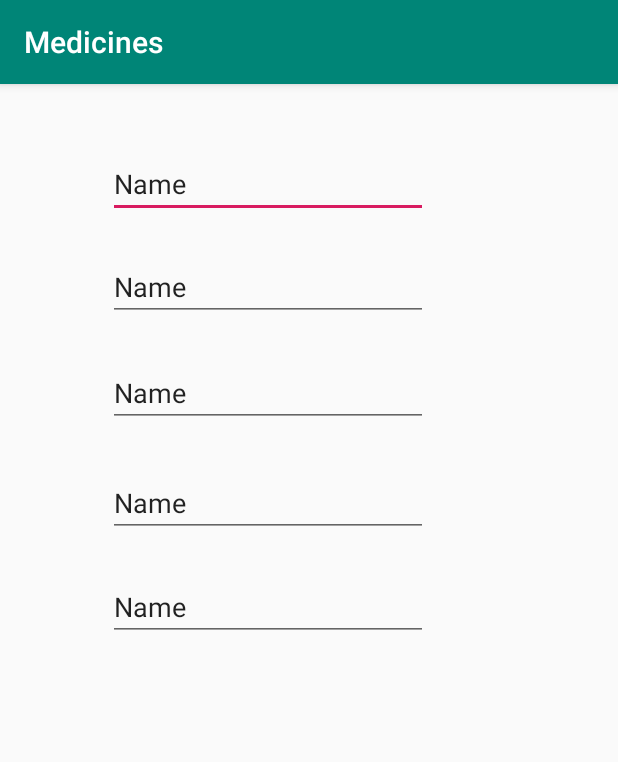
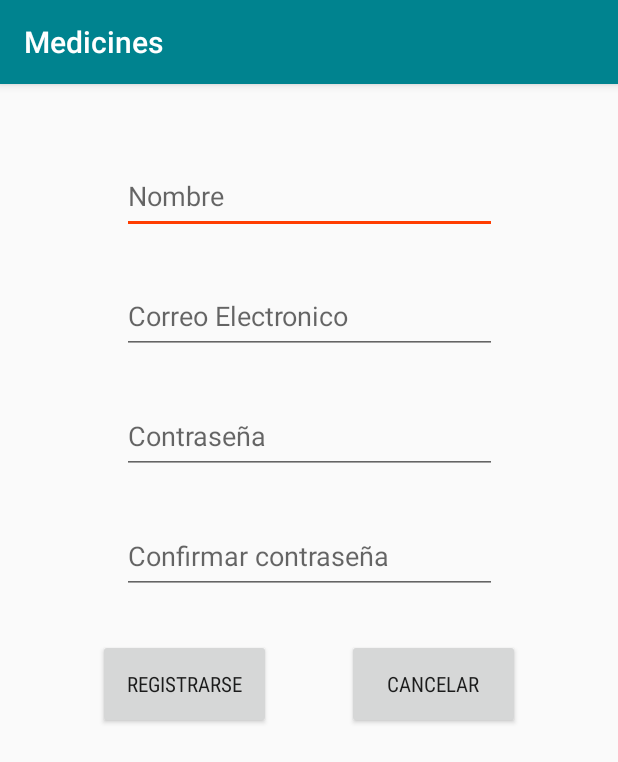
Before and after one commit to Fhamton/Medicine-Control, an Android app: the Registrarse screen opened directly, with no data from a screen before it, on a phone screen of 412 x 824 dp. Shown: the top 762 px of the screen. Run offline under Robolectric (Android 15) with nearby library versions, the light colour scheme and no system bars.

Commit message:
segundo commit

```diff
--- a/app/src/main/AndroidManifest.xml
+++ b/app/src/main/AndroidManifest.xml
@@ -9,21 +9,25 @@
             android:roundIcon="@mipmap/ic_launcher_round"
             android:supportsRtl="true"
             android:theme="@style/AppTheme">
-        <activity android:name=".Splash" android:theme="@style/Theme.AppCompat.NoActionBar">
+        <activity
+                android:name=".Splash"
+                android:theme="@style/Theme.AppCompat.NoActionBar">
             <intent-filter>
                 <action android:name="android.intent.action.MAIN"/>
 
                 <category android:name="android.intent.category.LAUNCHER"/>
             </intent-filter>
         </activity>
-        <activity android:name=".Medicine">
-        </activity>
-        <activity android:name=".Actualizar">
+        <activity android:name=".Mostrar">
         </activity>
         <activity android:name=".Login">
         </activity>
         <activity android:name=".MainActivity">
         </activity>
+        <activity android:name=".Registrarse">
+        </activity>
+        <activity android:name=".Password">
+        </activity>
     </application>
 
 </manifest>
--- a/app/src/main/java/com/example/allan/medicines/Actualizar.kt
+++ b/app/src/main/java/com/example/allan/medicines/Registrarse.kt
@@ -3,10 +3,10 @@ package com.example.allan.medicines
 import android.support.v7.app.AppCompatActivity
 import android.os.Bundle
 
-class Actualizar : AppCompatActivity() {
+class Registrarse : AppCompatActivity() {
 
     override fun onCreate(savedInstanceState: Bundle?) {
         super.onCreate(savedInstanceState)
-        setContentView(R.layout.activity_actualizar)
+        setContentView(R.layout.activity_registrarse)
     }
 }
--- a/app/src/main/res/layout/activity_actualizar.xml
+++ b/app/src/main/res/layout/activity_actualizar.xml
@@ -14,9 +14,8 @@
             android:layout_marginStart="72dp"
             android:ems="10"
             android:inputType="textPersonName"
-            android:text="Name"
             app:layout_constraintStart_toStartOf="parent"
-            android:layout_marginTop="44dp" app:layout_constraintTop_toTopOf="parent"/>
+            android:layout_marginTop="44dp" app:layout_constraintTop_toTopOf="parent" android:hint="Nombre"/>
     <EditText
             android:id="@+id/firstnameUpdate2"
             android:layout_width="wrap_content"
@@ -24,9 +23,9 @@
             android:layout_marginStart="72dp"
             android:ems="10"
             android:inputType="textPersonName"
-            android:text="Name"
             app:layout_constraintStart_toStartOf="parent"
-            android:layout_marginTop="23dp" app:layout_constraintTop_toBottomOf="@+id/firstnameUpdate"/>
+            android:layout_marginTop="23dp" app:layout_constraintTop_toBottomOf="@+id/firstnameUpdate"
+            android:hint="Clasificacion"/>
     <EditText
             android:id="@+id/firstnameUpdate3"
             android:layout_width="wrap_content"
@@ -34,9 +33,9 @@
             android:layout_marginStart="72dp"
             android:ems="10"
             android:inputType="textPersonName"
-            android:text="Name"
             app:layout_constraintStart_toStartOf="parent"
-            android:layout_marginTop="25dp" app:layout_constraintTop_toBottomOf="@+id/firstnameUpdate2"/>
+            android:layout_marginTop="25dp" app:layout_constraintTop_toBottomOf="@+id/firstnameUpdate2"
+            android:hint="Aplicacion"/>
     <EditText
             android:id="@+id/firstnameUpdate4"
             android:layout_width="wrap_content"
@@ -44,9 +43,9 @@
             android:layout_marginStart="72dp"
             android:ems="10"
             android:inputType="textPersonName"
-            android:text="Name"
             app:layout_constraintStart_toStartOf="parent"
-            android:layout_marginTop="28dp" app:layout_constraintTop_toBottomOf="@+id/firstnameUpdate3"/>
+            android:layout_marginTop="28dp" app:layout_constraintTop_toBottomOf="@+id/firstnameUpdate3"
+            android:hint="Vencimiento"/>
     <EditText
             android:id="@+id/firstnameUpdate5"
             android:layout_width="wrap_content"
@@ -54,7 +53,7 @@
             android:layout_marginStart="72dp"
             android:ems="10"
             android:inputType="textPersonName"
-            android:text="Name"
             app:layout_constraintStart_toStartOf="parent"
-            android:layout_marginTop="24dp" app:layout_constraintTop_toBottomOf="@+id/firstnameUpdate4"/>
+            android:layout_marginTop="24dp" app:layout_constraintTop_toBottomOf="@+id/firstnameUpdate4"
+            android:hint="Precio"/>
 </android.support.constraint.ConstraintLayout>
--- /dev/null
+++ b/app/src/main/res/layout/activity_registrarse.xml
@@ -0,0 +1,60 @@
+<?xml version="1.0" encoding="utf-8"?>
+<android.support.constraint.ConstraintLayout
+        xmlns:android="http://schemas.android.com/apk/res/android"
+        xmlns:tools="http://schemas.android.com/tools"
+        xmlns:app="http://schemas.android.com/apk/res-auto"
+        android:layout_width="match_parent"
+        android:layout_height="match_parent"
+        tools:context=".Registrarse">
+
+    <EditText
+            android:layout_width="250dp"
+            android:layout_height="50dp"
+            android:inputType="textPersonName"
+            android:ems="10"
+            android:id="@+id/editText" app:layout_constraintTop_toTopOf="parent"
+            android:layout_marginTop="50dp" app:layout_constraintStart_toStartOf="parent"
+            android:layout_marginStart="65dp" app:layout_constraintEnd_toEndOf="parent"
+            android:layout_marginEnd="65dp" android:hint="Nombre"/>
+    <EditText
+            android:layout_width="250dp"
+            android:layout_height="50dp"
+            android:inputType="textPersonName"
+            android:ems="10"
+            android:id="@+id/editText2" android:layout_marginTop="30dp"
+            app:layout_constraintTop_toBottomOf="@+id/editText" app:layout_constraintStart_toStartOf="parent"
+            android:layout_marginStart="65dp" app:layout_constraintEnd_toEndOf="parent"
+            android:layout_marginEnd="65dp" android:hint="Correo Electronico"/>
+    <EditText
+            android:layout_width="250dp"
+            android:layout_height="50dp"
+            android:inputType="textPersonName"
+            android:ems="10"
+            android:id="@+id/editText3" android:layout_marginTop="30dp"
+            app:layout_constraintTop_toBottomOf="@+id/editText2" app:layout_constraintStart_toStartOf="parent"
+            android:layout_marginStart="65dp" app:layout_constraintEnd_toEndOf="parent"
+            android:layout_marginEnd="65dp" android:hint="Contraseña"/>
+    <EditText
+            android:layout_width="250dp"
+            android:layout_height="50dp"
+            android:inputType="textPersonName"
+            android:ems="10"
+            android:id="@+id/editText4" android:layout_marginTop="30dp"
+            app:layout_constraintTop_toBottomOf="@+id/editText3" app:layout_constraintStart_toStartOf="parent"
+            android:layout_marginStart="65dp" app:layout_constraintEnd_toEndOf="parent"
+            android:layout_marginEnd="65dp" android:hint="Confirmar contraseña"/>
+    <Button
+            android:text="Registrarse"
+            android:layout_width="115dp"
+            android:layout_height="60dp"
+            android:id="@+id/btnRegis" android:layout_marginTop="30dp"
+            app:layout_constraintTop_toBottomOf="@+id/editText4" app:layout_constraintStart_toStartOf="parent"
+            android:layout_marginStart="65dp" android:fontFamily="sans-serif-condensed"/>
+    <Button
+            android:text="Cancelar"
+            android:layout_width="115dp"
+            android:layout_height="60dp"
+            android:id="@+id/btnCancel" android:layout_marginTop="30dp"
+            app:layout_constraintTop_toBottomOf="@+id/editText4" app:layout_constraintEnd_toEndOf="parent"
+            android:layout_marginEnd="65dp" android:fontFamily="sans-serif-condensed"/>
+</android.support.constraint.ConstraintLayout>
--- a/app/src/main/res/values/colors.xml
+++ b/app/src/main/res/values/colors.xml
@@ -1,6 +1,6 @@
 <?xml version="1.0" encoding="utf-8"?>
 <resources>
-    <color name="colorPrimary">#008577</color>
-    <color name="colorPrimaryDark">#00574B</color>
-    <color name="colorAccent">#D81B60</color>
+    <color name="colorPrimary">#00838f</color>
+    <color name="colorPrimaryDark">#00b8d4</color>
+    <color name="colorAccent">#ff3d00</color>
 </resources>
```
Also changed, not shown: app/src/main/java/com/example/allan/medicines/Login.kt (+17 -5 lines), app/src/main/java/com/example/allan/medicines/MainActivity.kt (+63 -4 lines), app/src/main/java/com/example/allan/medicines/Medicine.kt (+3 -20 lines), app/src/main/java/com/example/allan/medicines/Password.kt (added, +12 -0 lines), app/src/main/res/layout/activity_login.xml (+11 -3 lines), app/src/main/res/layout/activity_password.xml (added, +45 -0 lines).
